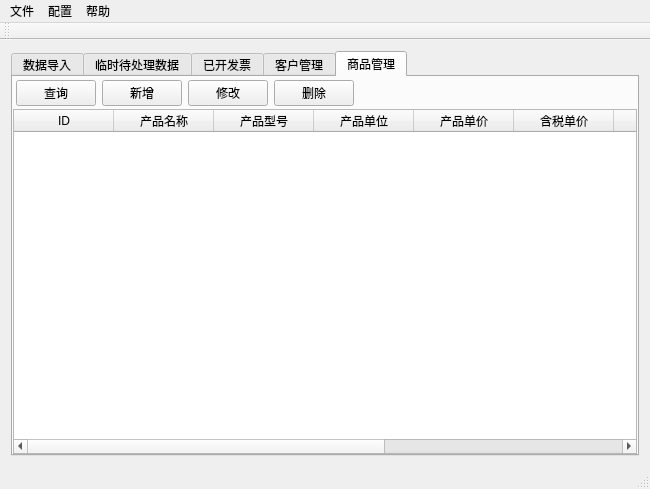
First picture: the form in src/invoice/gui/mainwindow.ui, repository lcw2004/fapiao, before the edit.
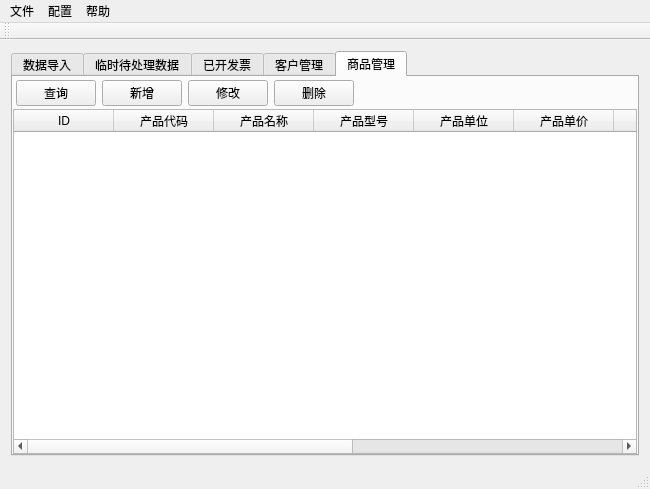
Second picture: the form after the edit. The open tabs and pages were chosen to show the change. Icons and pictures are not drawn.

Commit message: 完成编辑产品信息

What changed in the file:
```diff
--- a/src/invoice/gui/mainwindow.ui
+++ b/src/invoice/gui/mainwindow.ui
@@ -607,6 +607,11 @@
             <string>ID</string>
            </property>
           </column>
+          <column>
+           <property name="text">
+            <string>产品代码</string>
+           </property>
+          </column>
           <column>
            <property name="text">
             <string>产品名称</string>
```
Left out of the diff: 2 changed lines with no effect on the pictures. The commit also changes 5 other files.
